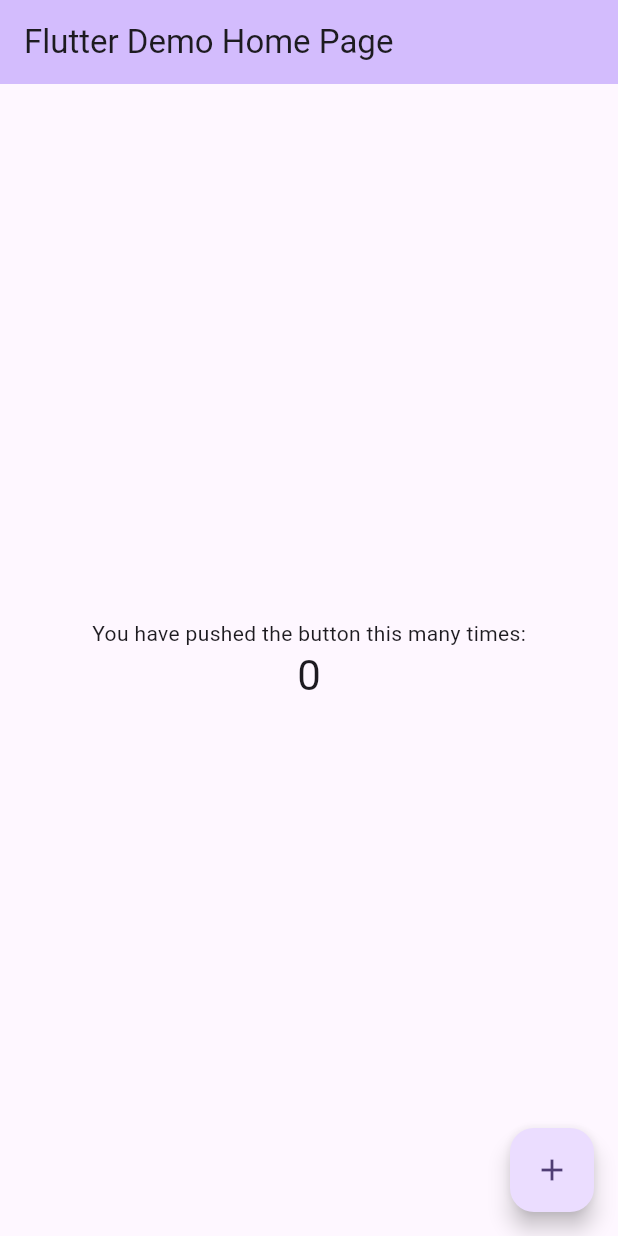
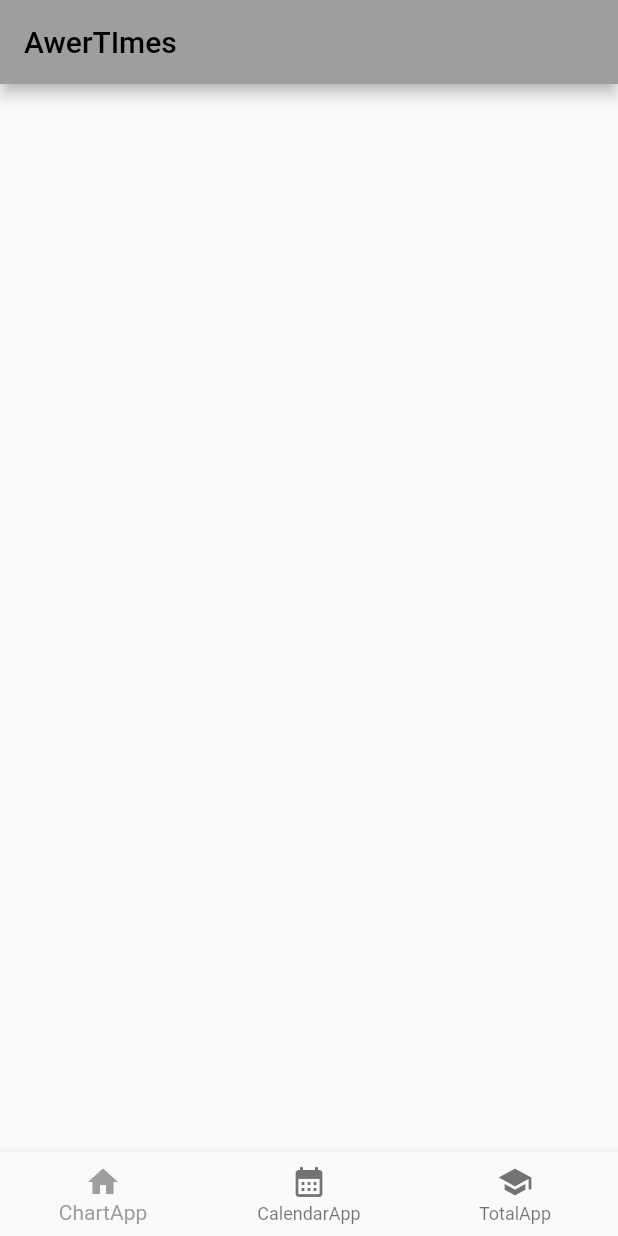
Before and after one commit to Moonseunghun/NaHonJa, a Flutter app: the screen it shows after launch, on a phone screen of 412 x 824 dp. Run offline on Flutter 3.47's test engine with Material 2 defaults, Android fonts, the phone set to English and light mode, and no system bars; missing offline and left inert: dart:ffi.

```diff
--- a/lib/main.dart
+++ b/lib/main.dart
@@ -5,121 +5,61 @@ void main() {
 }
 
 class MyApp extends StatelessWidget {
-  const MyApp({super.key});
+  const MyApp({Key? key}) : super(key: key);
 
-  // This widget is the root of your application.
   @override
   Widget build(BuildContext context) {
     return MaterialApp(
-      title: 'Flutter Demo',
+      title: 'BottomNavBar',
       theme: ThemeData(
-        // This is the theme of your application.
-        //
-        // TRY THIS: Try running your application with "flutter run". You'll see
-        // the application has a blue toolbar. Then, without quitting the app,
-        // try changing the seedColor in the colorScheme below to Colors.green
-        // and then invoke "hot reload" (save your changes or press the "hot
-        // reload" button in a Flutter-supported IDE, or press "r" if you used
-        // the command line to start the app).
-        //
-        // Notice that the counter didn't reset back to zero; the application
-        // state is not lost during the reload. To reset the state, use hot
-        // restart instead.
-        //
-        // This works for code too, not just values: Most code changes can be
-        // tested with just a hot reload.
-        colorScheme: ColorScheme.fromSeed(seedColor: Colors.deepPurple),
-        useMaterial3: true,
+        primarySwatch: Colors.grey,
       ),
-      home: const MyHomePage(title: 'Flutter Demo Home Page'),
+      home: const MyHomePage(),
     );
   }
 }
 
 class MyHomePage extends StatefulWidget {
-  const MyHomePage({super.key, required this.title});
-
-  // This widget is the home page of your application. It is stateful, meaning
-  // that it has a State object (defined below) that contains fields that affect
-  // how it looks.
-
-  // This class is the configuration for the state. It holds the values (in this
-  // case the title) provided by the parent (in this case the App widget) and
-  // used by the build method of the State. Fields in a Widget subclass are
-  // always marked "final".
-
-  final String title;
+  const MyHomePage({Key? key}) : super(key: key);
 
   @override
-  State<MyHomePage> createState() => _MyHomePageState();
+  _MyHomePageState createState() => _MyHomePageState();
 }
 
 class _MyHomePageState extends State<MyHomePage> {
-  int _counter = 0;
+  int _currentIndex = 0;
 
-  void _incrementCounter() {
-    setState(() {
-      // This call to setState tells the Flutter framework that something has
-      // changed in this State, which causes it to rerun the build method below
-      // so that the display can reflect the updated values. If we changed
-      // _counter without calling setState(), then the build method would not be
-      // called again, and so nothing would appear to happen.
-      _counter++;
-    });
-  }
+  // final List<Widget> _pages = [MyAppHome(), CalendarApp(), CombinedApp()];
 
   @override
   Widget build(BuildContext context) {
-    // This method is rerun every time setState is called, for instance as done
-    // by the _incrementCounter method above.
-    //
-    // The Flutter framework has been optimized to make rerunning build methods
-    // fast, so that you can just rebuild anything that needs updating rather
-    // than having to individually change instances of widgets.
     return Scaffold(
       appBar: AppBar(
-        // TRY THIS: Try changing the color here to a specific color (to
-        // Colors.amber, perhaps?) and trigger a hot reload to see the AppBar
-        // change color while the other colors stay the same.
-        backgroundColor: Theme.of(context).colorScheme.inversePrimary,
-        // Here we take the value from the MyHomePage object that was created by
-        // the App.build method, and use it to set our appbar title.
-        title: Text(widget.title),
+        title: const Text('AwerTImes'),
       ),
-      body: Center(
-        // Center is a layout widget. It takes a single child and positions it
-        // in the middle of the parent.
-        child: Column(
-          // Column is also a layout widget. It takes a list of children and
-          // arranges them vertically. By default, it sizes itself to fit its
-          // children horizontally, and tries to be as tall as its parent.
-          //
-          // Column has various properties to control how it sizes itself and
-          // how it positions its children. Here we use mainAxisAlignment to
-          // center the children vertically; the main axis here is the vertical
-          // axis because Columns are vertical (the cross axis would be
-          // horizontal).
-          //
-          // TRY THIS: Invoke "debug painting" (choose the "Toggle Debug Paint"
-          // action in the IDE, or press "p" in the console), to see the
-          // wireframe for each widget.
-          mainAxisAlignment: MainAxisAlignment.center,
-          children: <Widget>[
-            const Text(
-              'You have pushed the button this many times:',
-            ),
-            Text(
-              '$_counter',
-              style: Theme.of(context).textTheme.headlineMedium,
-            ),
-          ],
-        ),
+      // body: _pages[_currentIndex],
+      bottomNavigationBar: BottomNavigationBar(
+        currentIndex: _currentIndex,
+        onTap: (int index) {
+          setState(() {
+            _currentIndex = index;
+          });
+        },
+        items: const <BottomNavigationBarItem>[
+          BottomNavigationBarItem(
+            icon: Icon(Icons.home),
+            label: 'ChartApp',
+          ),
+          BottomNavigationBarItem(
+            icon: Icon(Icons.calendar_month),
+            label: 'CalendarApp',
+          ),
+          BottomNavigationBarItem(
+            icon: Icon(Icons.school),
+            label: 'TotalApp',
+          ),
+        ],
       ),
-      floatingActionButton: FloatingActionButton(
-        onPressed: _incrementCounter,
-        tooltip: 'Increment',
-        child: const Icon(Icons.add),
-      ), // This trailing comma makes auto-formatting nicer for build methods.
     );
   }
 }
--- /dev/null
+++ b/lib/model/model.dart
@@ -0,0 +1,19 @@
+import 'dart:ffi';
+
+class Restaurant {
+  final String id;
+  final String thumbUrl;
+  final List<String> tags;
+  final Int number ;
+
+  RestaurantModel ({
+
+    required this.id,
+    required this.thumbUrl,
+    required this.tags,
+    required this.number;
+
+
+   })
+
+}
```
